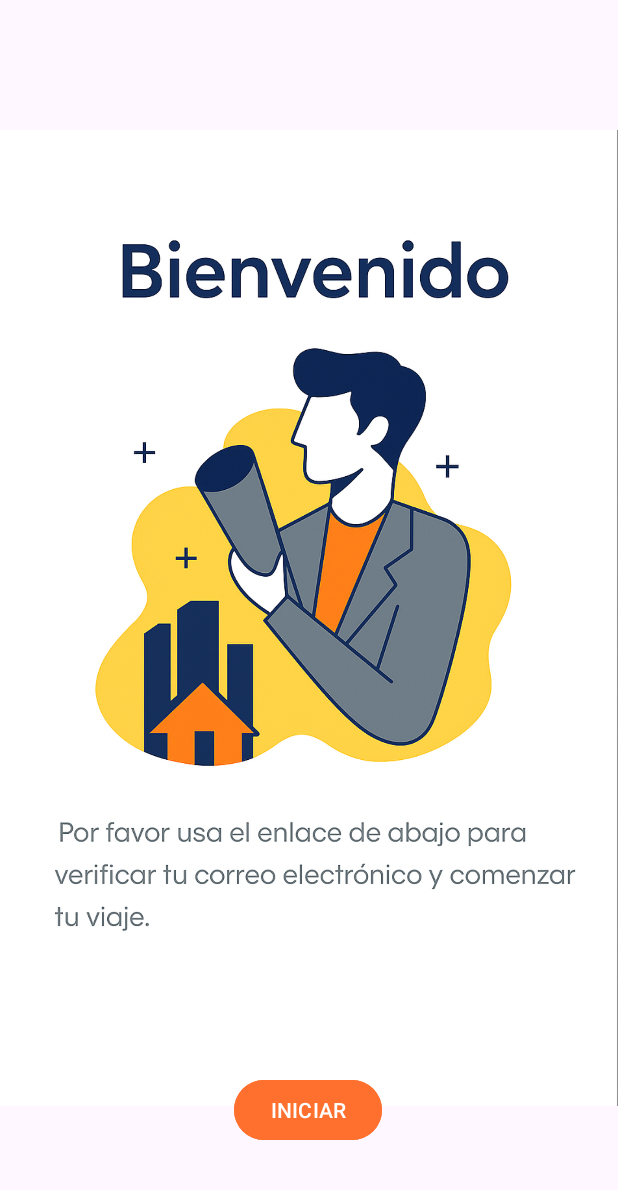
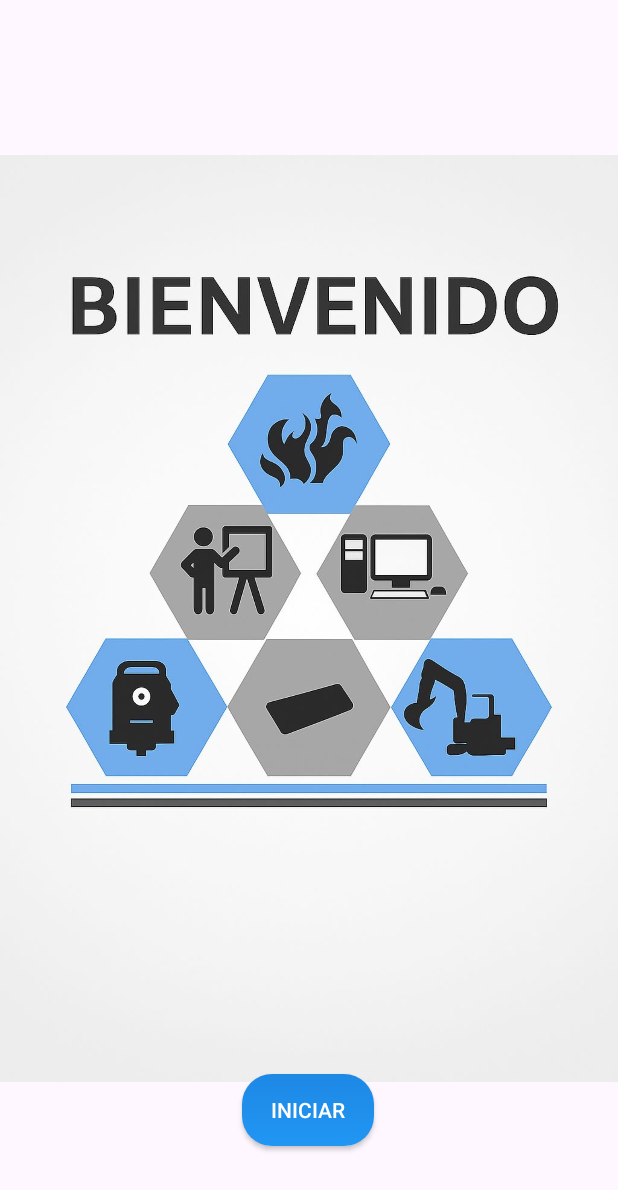
Before and after one commit to yojans-gab/FianzasSB, an Android app built with Jetpack Compose: the screen it shows after launch (MainActivity), on a phone screen of 412 x 824 dp. Shown: the top 1190 px of the screen. Run offline under Robolectric (Android 15) with nearby library versions, the phone set to English and light mode, and no system bars; our stand-ins replace Firebase (no records; nobody signed in at launch, a user with empty details on screens opened directly).

Commit message:
activity main teriminado

```diff
--- a/app/src/main/res/layout/activity_main.xml
+++ b/app/src/main/res/layout/activity_main.xml
@@ -15,7 +15,7 @@
         android:layout_height="0dp"
         android:adjustViewBounds="true"
         android:scaleType="fitCenter"
-        android:src="@drawable/ic_bienvenida_login"
+        android:src="@drawable/inicio_activitymain"
         app:layout_constraintBottom_toBottomOf="parent"
         app:layout_constraintEnd_toEndOf="parent"
         app:layout_constraintHorizontal_bias="0.0"
@@ -23,14 +23,15 @@
         app:layout_constraintTop_toTopOf="parent"
         app:layout_constraintVertical_bias="0.0" />
 
-    <Button
+    <androidx.appcompat.widget.AppCompatButton
         android:id="@+id/BtnInicio"
         android:layout_width="wrap_content"
         android:layout_height="wrap_content"
         android:layout_marginBottom="60dp"
         android:text="INICIAR"
         android:textColor="#FFFFFF"
-        android:backgroundTint="#FF6F2D"
+        android:background="@drawable/boton_editar_empresa"
+        android:backgroundTint="@null"
         app:layout_constraintBottom_toBottomOf="parent"
         app:layout_constraintEnd_toEndOf="parent"
         app:layout_constraintHorizontal_bias="0.498"
@@ -38,4 +39,5 @@
 
 
 
+
 </androidx.constraintlayout.widget.ConstraintLayout>
```
Also changed, not shown: app/src/main/res/drawable/inicio_activitymain.png (added).
